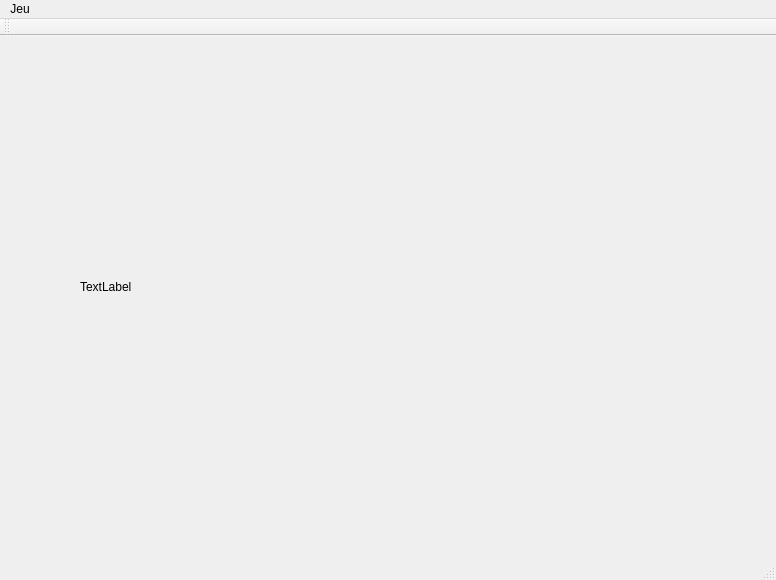
First picture: the form in QTCyberSerpent/qtcyberserpent.ui, repository Zilmerx/QTCyberSerpent, before the edit.
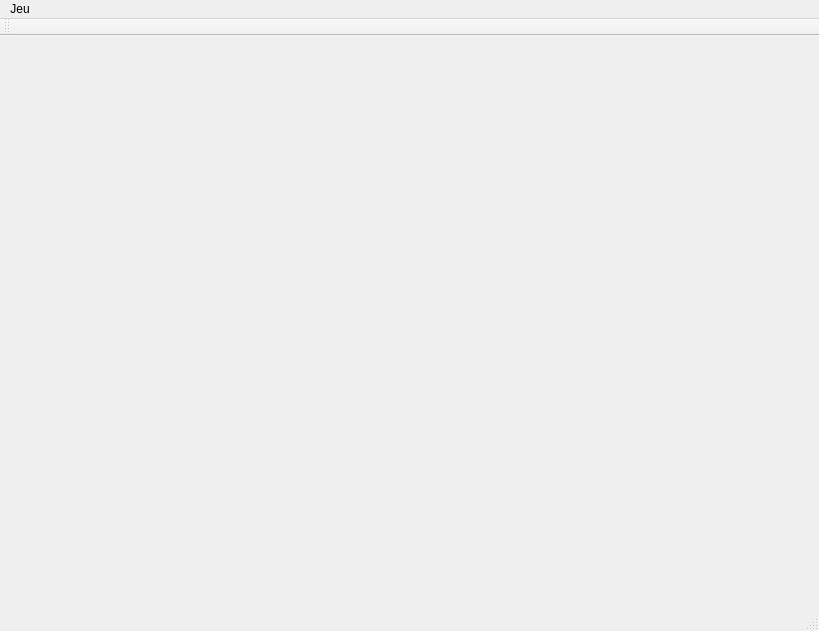
Second picture: the form after the edit.

The edit to the form file:
```diff
--- a/QTCyberSerpent/qtcyberserpent.ui
+++ b/QTCyberSerpent/qtcyberserpent.ui
@@ -6,34 +6,20 @@
    <rect>
     <x>0</x>
     <y>0</y>
-    <width>776</width>
-    <height>580</height>
+    <width>819</width>
+    <height>631</height>
    </rect>
   </property>
   <property name="windowTitle">
    <string>QTCyberSerpent</string>
   </property>
-  <widget class="QWidget" name="centralWidget">
-   <widget class="QLabel" name="Label1">
-    <property name="geometry">
-     <rect>
-      <x>80</x>
-      <y>70</y>
-      <width>561</width>
-      <height>361</height>
-     </rect>
-    </property>
-    <property name="text">
-     <string>TextLabel</string>
-    </property>
-   </widget>
-  </widget>
+  <widget class="QWidget" name="centralWidget"/>
   <widget class="QMenuBar" name="menuBar">
    <property name="geometry">
     <rect>
      <x>0</x>
      <y>0</y>
-     <width>776</width>
+     <width>819</width>
      <height>21</height>
     </rect>
    </property>
```
